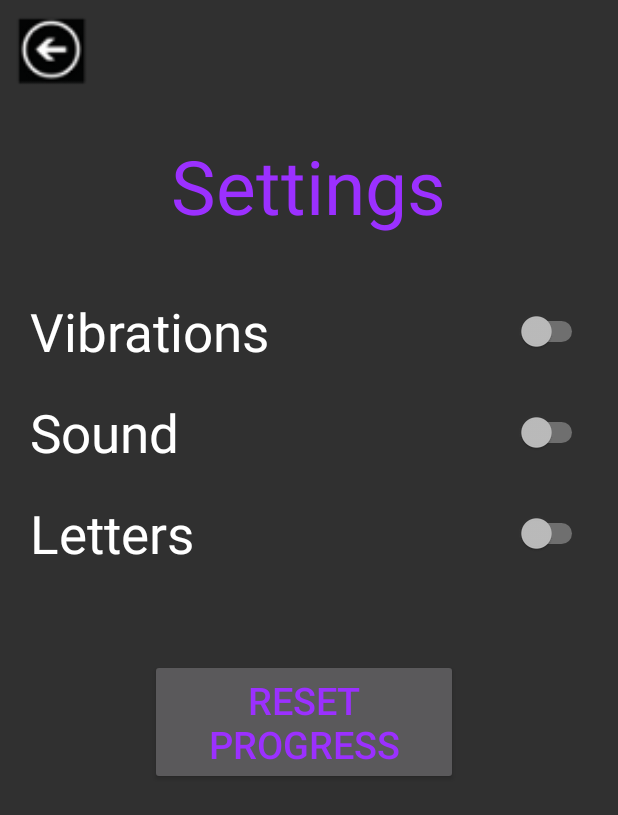
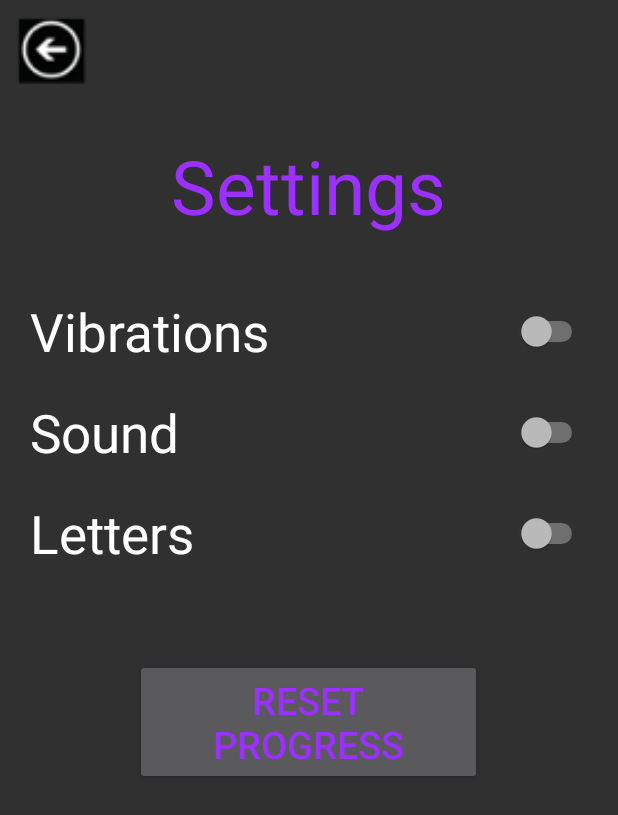
Before and after one commit to maggask/FlowFreeApp, an Android app: the SettingsActivity screen opened directly, with no data from a screen before it, on a phone screen of 412 x 824 dp. Shown: the top 815 px of the screen. Run offline under Robolectric (Android 15) with nearby library versions, the phone set to English and light mode, and no system bars.

Commit message:
Just centering the reset progress button

```diff
--- a/app/src/main/res/layout/activity_settings.xml
+++ b/app/src/main/res/layout/activity_settings.xml
@@ -55,7 +55,7 @@
             android:layout_marginLeft="20dp"
             android:layout_marginRight="20dp"/>
     <Button
-            android:layout_width="205dp"
+            android:layout_width="231dp"
             android:layout_height="wrap_content"
             android:text="Reset Progress"
             android:id="@+id/button"
@@ -63,5 +63,6 @@
             android:layout_marginLeft="100dp"
             android:layout_marginRight="100dp"
             android:textColor="#ff9b30ff"
-            android:textSize="25dp"/>
+            android:textSize="25dp" android:gravity="center|center_horizontal"
+            android:layout_gravity="center_horizontal"/>
 </LinearLayout>
```
